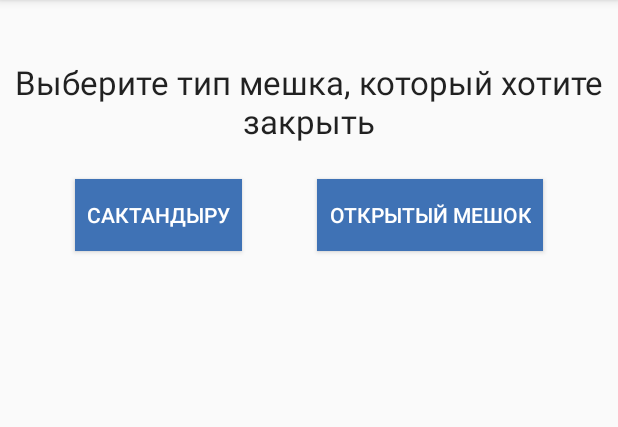
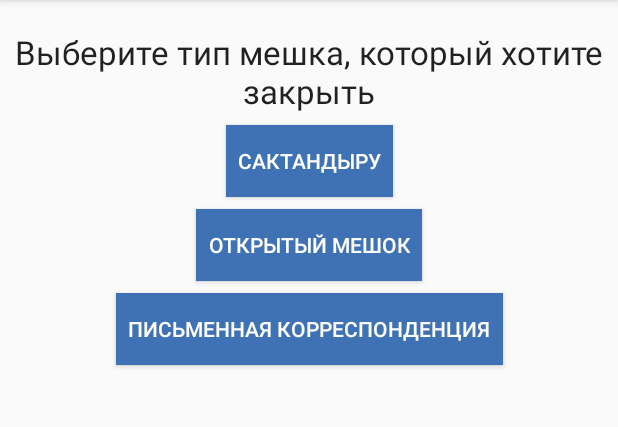
Before and after one commit to Tomas13/MobTerEnvelope, an Android app: the ChooseCloseActivity screen opened directly, with no data from a screen before it, on a phone screen of 412 x 824 dp, the part 84-511 px from its top. Run offline under Robolectric (Android 15) with nearby library versions, the phone set to English and light mode, and no system bars; our stand-ins replace ButterKnife.

Commit message:
Add bagType param to CloseBagRequest

```diff
--- a/app/src/main/java/kazpost/kz/mobterminal/ui/closecell/CloseCellMvpPresenter.java
+++ b/app/src/main/java/kazpost/kz/mobterminal/ui/closecell/CloseCellMvpPresenter.java
@@ -13,5 +13,5 @@ public interface CloseCellMvpPresenter<V extends CloseCellMvpView> extends MvpPr
     void openPrintActivity();
 
 
-    void closeBagRequest(String bagBar, String sealNum, String weight);
+    void closeBagRequest(String bagBar, String sealNum, String weight, int bagType);
 }
--- a/app/src/main/java/kazpost/kz/mobterminal/utils/AppConstants.java
+++ b/app/src/main/java/kazpost/kz/mobterminal/utils/AppConstants.java
@@ -12,7 +12,7 @@ public class AppConstants {
 
     public static final int ScannerSelectionBarcodeActivity = 1;
 
-//    public static final String BASE_URL = "http://172.30.223.25:8088/";       //тестовый старый, отключен
+    //    public static final String BASE_URL = "http://172.30.223.25:8088/";       //тестовый старый, отключен
     public static final String BASE_URL = "http://172.30.73.19:8088/";       //тестовый c января 2018
 //    public static final String BASE_URL = "http://172.30.73.113:8080/";         //боевой
 
@@ -28,4 +28,6 @@ public class AppConstants {
     public static final String PRINT_ACTIVITY = "PRINT_ACTIIVITY";
     public static final String CLOSE_BAG_TIME = "CLOSE_BAG_TIME";
 
+    public static final int INSURANCE_BAG_TYPE_INT = 20;
+    public static final int LETTER_POST_BAG_TYPE_INT = 2;
 }
--- a/app/src/main/res/layout/activity_choose_close.xml
+++ b/app/src/main/res/layout/activity_choose_close.xml
@@ -12,10 +12,12 @@
         style="@style/BlueButton"
         android:layout_width="wrap_content"
         android:layout_height="wrap_content"
-        android:layout_marginTop="24dp"
+        android:layout_marginEnd="8dp"
+        android:layout_marginStart="8dp"
+        android:layout_marginTop="8dp"
         android:text="@string/insurance"
-        app:layout_constraintEnd_toStartOf="@+id/btn_open_bag"
-        app:layout_constraintHorizontal_bias="0.5"
+        app:layout_constraintEnd_toEndOf="parent"
+        app:layout_constraintHorizontal_bias="0.502"
         app:layout_constraintStart_toStartOf="parent"
         app:layout_constraintTop_toBottomOf="@+id/textView2" />
 
@@ -24,12 +26,26 @@
         style="@style/BlueButton"
         android:layout_width="wrap_content"
         android:layout_height="wrap_content"
-        android:layout_marginTop="24dp"
+        android:layout_marginEnd="8dp"
+        android:layout_marginStart="8dp"
+        android:layout_marginTop="8dp"
         android:text="@string/open_bag"
         app:layout_constraintEnd_toEndOf="parent"
-        app:layout_constraintHorizontal_bias="0.5"
-        app:layout_constraintStart_toEndOf="@+id/btn_insurance"
-        app:layout_constraintTop_toBottomOf="@+id/textView2" />
+        app:layout_constraintStart_toStartOf="parent"
+        app:layout_constraintTop_toBottomOf="@+id/btn_insurance" />
+
+    <Button
+        android:id="@+id/btn_letter_post"
+        style="@style/BlueButton"
+        android:layout_width="wrap_content"
+        android:layout_height="wrap_content"
+        android:layout_marginEnd="8dp"
+        android:layout_marginStart="8dp"
+        android:layout_marginTop="8dp"
+        android:text="@string/letter_post"
+        app:layout_constraintEnd_toEndOf="parent"
+        app:layout_constraintStart_toStartOf="parent"
+        app:layout_constraintTop_toBottomOf="@+id/btn_open_bag" />
 
     <TextView
         android:id="@+id/textView2"
@@ -38,10 +54,12 @@
         android:layout_height="wrap_content"
         android:layout_marginEnd="8dp"
         android:layout_marginStart="8dp"
-        android:layout_marginTop="40dp"
+        android:layout_marginTop="20dp"
         android:text="@string/choose_close_activity"
         android:textAlignment="center"
         app:layout_constraintEnd_toEndOf="parent"
         app:layout_constraintStart_toStartOf="parent"
         app:layout_constraintTop_toTopOf="parent" />
+
+
 </android.support.constraint.ConstraintLayout>
--- a/app/src/main/res/values/strings.xml
+++ b/app/src/main/res/values/strings.xml
@@ -55,4 +55,5 @@
     <string name="choose_close_activity">Выберите тип мешка, который хотите закрыть</string>
     <string name="insurance">Сактандыру</string>
     <string name="open_bag">Открытый мешок</string>
+    <string name="letter_post">Письменная корреспонденция</string>
 </resources>
```
Also changed, not shown: app/build.gradle (+8 -5 lines), app/src/main/java/kazpost/kz/mobterminal/data/network/model/closebag/CloseBagData.java (+10 -1 lines), app/src/main/java/kazpost/kz/mobterminal/ui/closecell/ChooseCloseActivity.java (+17 -3 lines), app/src/main/java/kazpost/kz/mobterminal/ui/closecell/CloseCellActivity.java (+13 -1 lines), app/src/main/java/kazpost/kz/mobterminal/ui/closecell/CloseCellPresenter.java (+5 -3 lines).
